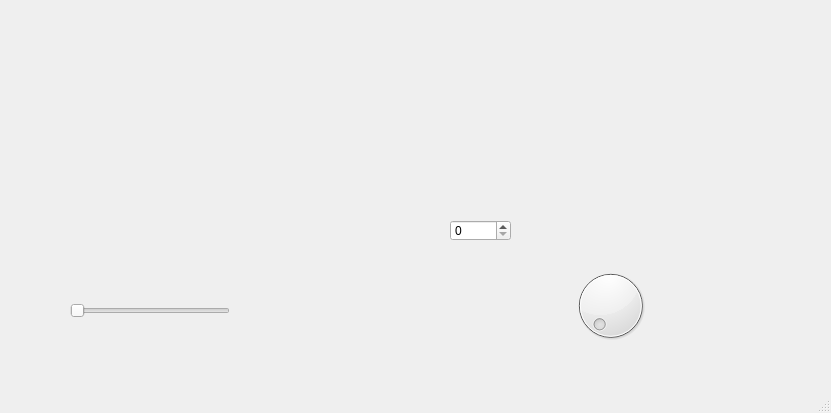
The window that mainform.ui (student-proger/colomusiccc) describes before a commit, drawn with Qt 5.
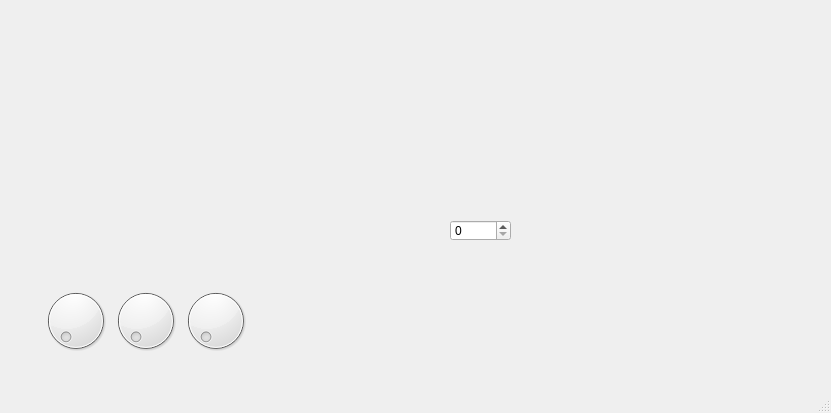
The same window after the commit.

Commit message: Добавлены ручки регулировки чувствительности на форму

Diff of the .ui file:
```diff
--- a/mainform.ui
+++ b/mainform.ui
@@ -27,24 +27,31 @@
    <widget class="QDial" name="dial">
     <property name="geometry">
      <rect>
-      <x>570</x>
-      <y>260</y>
-      <width>81</width>
-      <height>91</height>
+      <x>40</x>
+      <y>280</y>
+      <width>71</width>
+      <height>81</height>
      </rect>
     </property>
    </widget>
-   <widget class="QSlider" name="horizontalSlider">
+   <widget class="QDial" name="sensY">
     <property name="geometry">
      <rect>
-      <x>70</x>
-      <y>300</y>
-      <width>160</width>
-      <height>22</height>
+      <x>110</x>
+      <y>280</y>
+      <width>71</width>
+      <height>81</height>
      </rect>
     </property>
-    <property name="orientation">
-     <enum>Qt::Horizontal</enum>
+   </widget>
+   <widget class="QDial" name="sensG">
+    <property name="geometry">
+     <rect>
+      <x>180</x>
+      <y>280</y>
+      <width>71</width>
+      <height>81</height>
+     </rect>
     </property>
    </widget>
   </widget>
```
Left out of the diff: 2 changed lines with no effect on the pictures. The commit also changes 2 other files.
